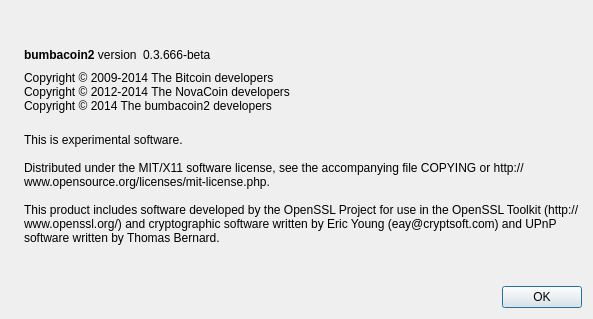
Qt form src/qt/forms/aboutdialog.ui (bumbacoin/bumbacoin2-v1033) before a commit.
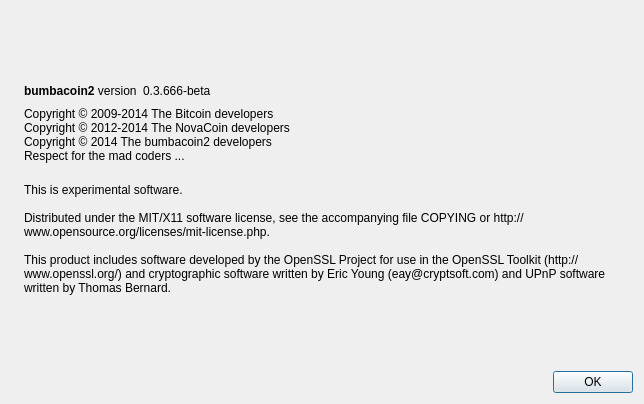
The same form after that commit. Icons and pictures are not drawn.

The edit to the form file:
```diff
--- a/src/qt/forms/aboutdialog.ui
+++ b/src/qt/forms/aboutdialog.ui
@@ -6,8 +6,8 @@
    <rect>
     <x>0</x>
     <y>0</y>
-    <width>593</width>
-    <height>319</height>
+    <width>644</width>
+    <height>404</height>
    </rect>
   </property>
   <property name="windowTitle">
@@ -93,7 +93,8 @@
        <property name="text">
         <string>Copyright © 2009-2014 The Bitcoin developers
 Copyright © 2012-2014 The NovaCoin developers
-Copyright © 2014 The bumbacoin2 developers</string>
+Copyright © 2014 The bumbacoin2 developers
+Respect for the mad coders ...</string>
        </property>
        <property name="textInteractionFlags">
         <set>Qt::LinksAccessibleByMouse|Qt::TextSelectableByKeyboard|Qt::TextSelectableByMouse</set>
```
